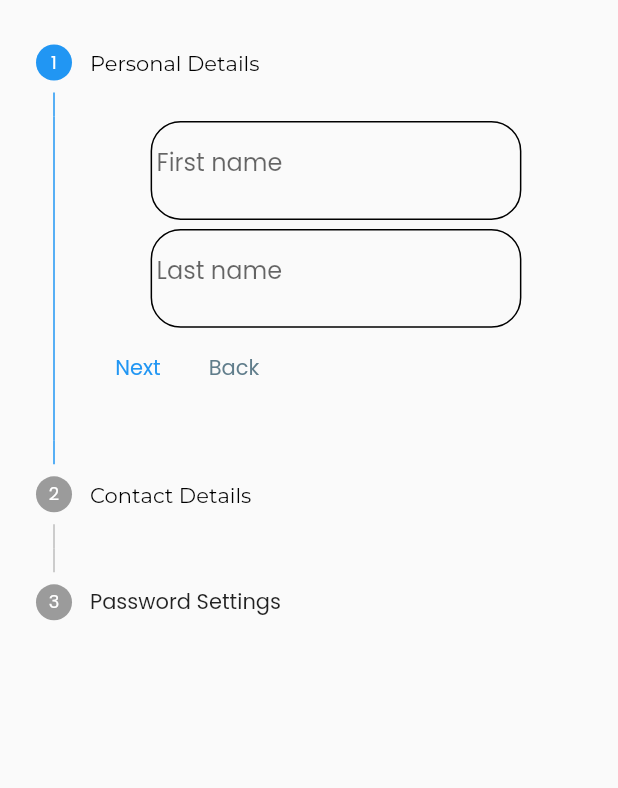
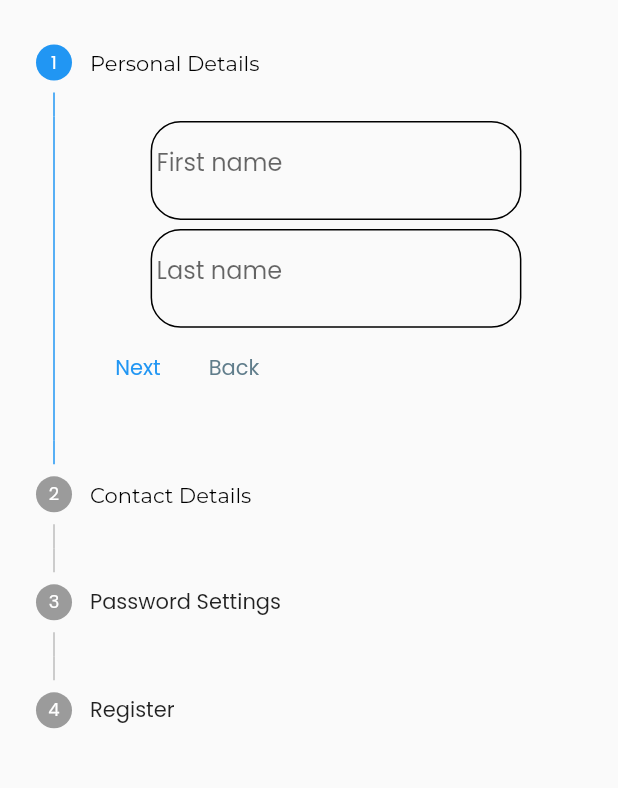
Before and after one commit to rnjema/Home-Automation_Final-Year-Project--_-, a Flutter app: the screen it shows after launch, after a tap on "Register", on a phone screen of 412 x 824 dp, the part 47-835 px from its top. Run offline on Flutter 3.47's test engine with Material 2 defaults, Android fonts, the phone set to English and light mode, and no system bars; our stand-ins replace flutter_svg, flutter_svg_provider.

```diff
--- a/UI/app/shautom/lib/views/registration_stepper.dart
+++ b/UI/app/shautom/lib/views/registration_stepper.dart
@@ -210,7 +210,12 @@ class _RegistrationStepperState extends State<RegistrationStepper> {
                                           //icon: registrationFields[5].icon,
                                         )),
                                   )
-                                ]))
+                                ])),
+                            Step(
+                                content: Container(
+                                  child: Text('Registration complete'),
+                                ),
+                                title: Text('Register'))
                           ])
                     ]))));
   }
```
